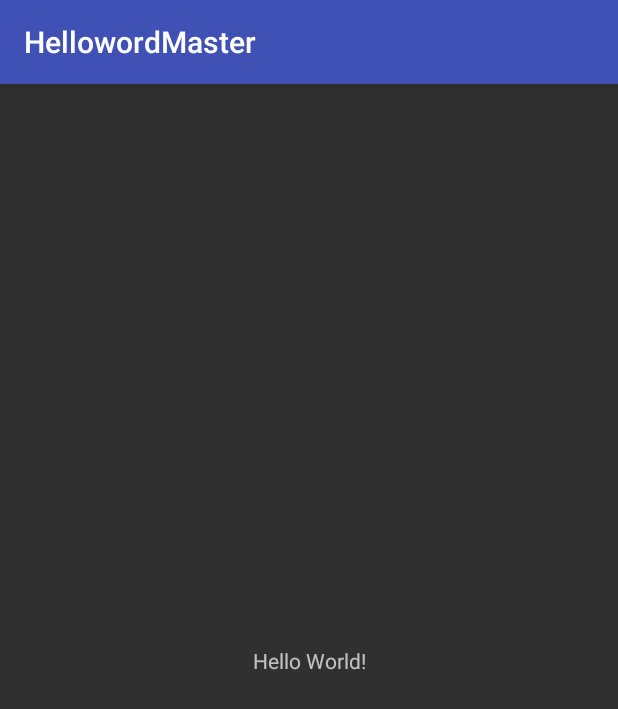
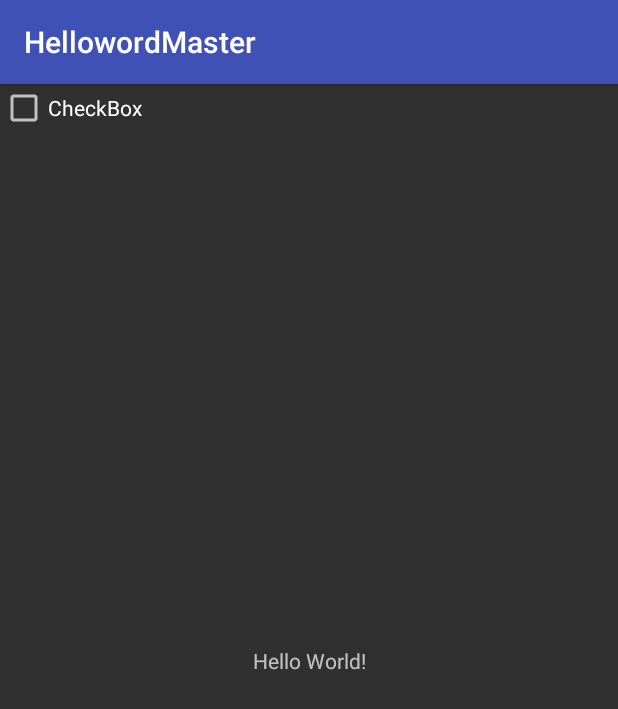
Before and after one commit to amosgh/HelowordMaster, an Android app: the screen it shows after launch (MainActivity), on a phone screen of 412 x 824 dp. Shown: the top 709 px of the screen. Run offline under Robolectric (Android 15) with nearby library versions, the phone set to English and light mode, and no system bars.

Commit message:
new code

```diff
--- a/HellowordMaster/app/build.gradle
+++ b/HellowordMaster/app/build.gradle
@@ -20,11 +20,12 @@ android {
 }
 
 dependencies {
-    compile fileTree(dir: 'libs', include: ['*.jar'])
+    compile fileTree(include: ['*.jar'], dir: 'libs')
     androidTestCompile('com.android.support.test.espresso:espresso-core:2.2.2', {
         exclude group: 'com.android.support', module: 'support-annotations'
     })
     compile 'com.android.support:appcompat-v7:26.+'
     compile 'com.android.support.constraint:constraint-layout:1.0.0-alpha9'
     testCompile 'junit:junit:4.12'
+    compile 'com.android.support:support-annotations:26.0.0-alpha1'
 }
--- a/HellowordMaster/app/src/main/res/layout/activity_main.xml
+++ b/HellowordMaster/app/src/main/res/layout/activity_main.xml
@@ -16,4 +16,12 @@
         app:layout_constraintRight_toRightOf="parent"
         app:layout_constraintTop_toTopOf="parent" />
 
+    <CheckBox
+        android:id="@+id/checkBox"
+        android:layout_width="wrap_content"
+        android:layout_height="wrap_content"
+        android:text="CheckBox"
+        tools:layout_editor_absoluteX="129dp"
+        tools:layout_editor_absoluteY="71dp" />
+
 </android.support.constraint.ConstraintLayout>
```
